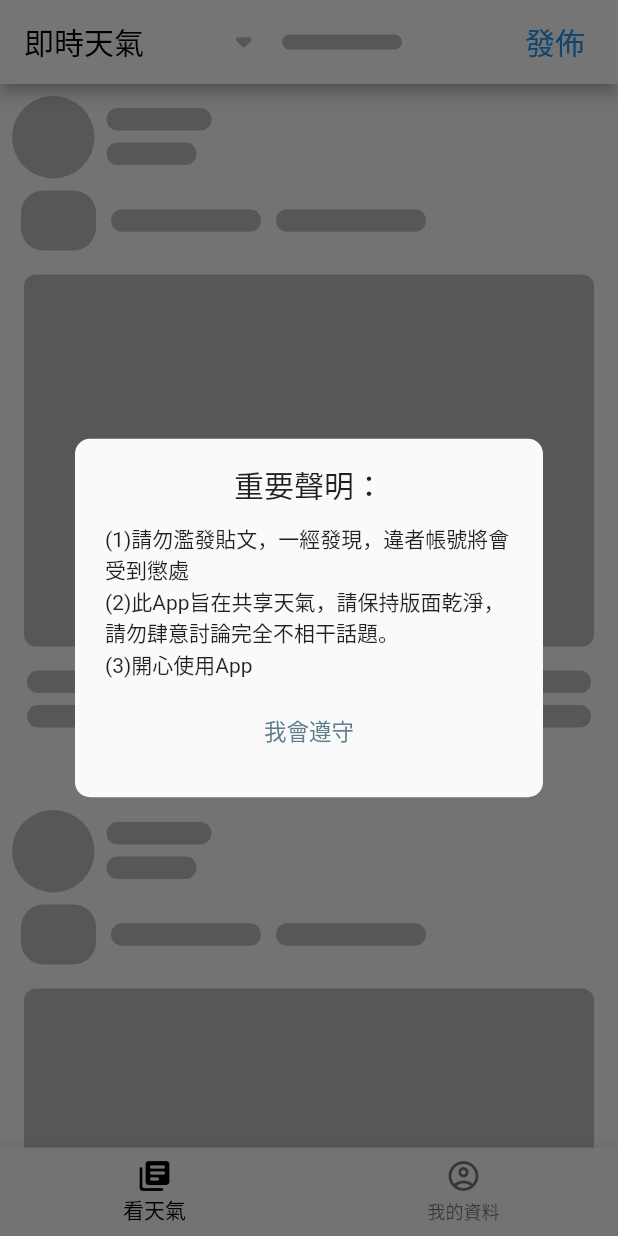
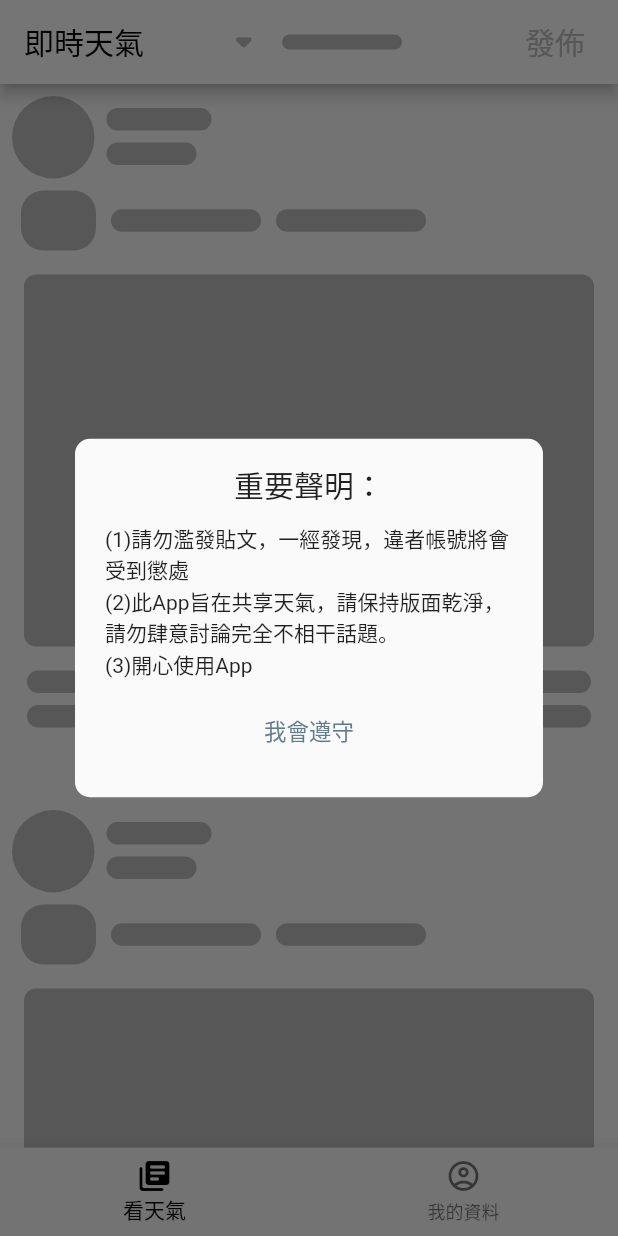
Before and after one commit to Wayne-Wang-Wayne/real_weather_app, a Flutter app: the screen it shows once a user with an empty profile is signed in, on a phone screen of 412 x 824 dp. Run offline on Flutter 3.47's test engine with Material 2 defaults, Android fonts, the phone set to English and light mode, and no system bars; drawn by our look-alikes of shimmer; our stand-ins replace cloud_firestore, firebase_auth, firebase_core, firebase_storage, flutter_easyloading, font_awesome_flutter and 3 more; missing offline and left inert: flutter_picker, image_downloader; accounts and stored records are empty.

Commit message:
讓發佈貼文頁也能直接抓現在定位的位置，更為方便了

```diff
--- a/lib/mainPage/createPostPage/screens/createPostScreen.dart
+++ b/lib/mainPage/createPostPage/screens/createPostScreen.dart
@@ -11,6 +11,7 @@ import 'package:provider/provider.dart';
 import 'package:real_weather_shared_app/mainPage/createPostPage/widgets/createPostShimmer.dart';
 import 'package:real_weather_shared_app/mainPage/createPostPage/widgets/pictureWidget.dart';
 import 'package:real_weather_shared_app/mainPage/createPostPage/widgets/postTextField.dart';
+import 'package:real_weather_shared_app/mainPage/mainPostPage/screens/mainPostScreen.dart';
 import 'package:uuid/uuid.dart';
 
 import '../../models/postModel.dart';
@@ -34,9 +35,9 @@ class _CreatePostScreenState extends State<CreatePostScreen> {
 
   int? _rainLevel = 0;
 
-  String? _pickedCity = "臺北市";
+  String? _pickedCity = MainPostScreen.staticCurrentLocation[0];
 
-  String? _pickedTown = "中正區";
+  String? _pickedTown = MainPostScreen.staticCurrentLocation[1];
 
   String? _postText;
 
--- a/lib/mainPage/mainPostPage/screens/mainPostScreen.dart
+++ b/lib/mainPage/mainPostPage/screens/mainPostScreen.dart
@@ -25,6 +25,8 @@ import '../widgets/mainPostShimmer.dart';
 
 class MainPostScreen extends StatefulWidget {
   const MainPostScreen({Key? key}) : super(key: key);
+
+  static List<String> staticCurrentLocation = ["臺北市", "中正區"];
 
   @override
   State<MainPostScreen> createState() => _MainPostScreenState();
@@ -96,6 +98,7 @@ class _MainPostScreenState extends State<MainPostScreen>
     });
     if (needToRelocate) {
       currentLocation = await MyTools().getCurrentLocation(context);
+      MainPostScreen.staticCurrentLocation = currentLocation;
     }
     await fetchPostData();
 
@@ -203,20 +206,12 @@ class _MainPostScreenState extends State<MainPostScreen>
             ],
           ),
           actions: [
-            TextButton(
-                onPressed: () {
-                  Navigator.of(context)
-                      .pushNamed(CreatePostScreen.routeName)
-                      .then((needToLoad) {
-                    if (needToLoad != null) {
-                      if (needToLoad as bool) loadFirstData();
-                    }
-                  });
-                },
-                child: Text(
-                  "發佈",
-                  style: TextStyle(color: Colors.blue, fontSize: 20),
-                )),
+            isFirstLoading
+                ? Shimmer.fromColors(
+                    baseColor: Colors.grey.shade400,
+                    highlightColor: Colors.grey.shade200,
+                    child: _getCreatePostButton())
+                : _getCreatePostButton(),
             SizedBox(
               width: 10,
             )
@@ -405,4 +400,28 @@ class _MainPostScreenState extends State<MainPostScreen>
             },
             label: Text("${currentLocation[0]} ${currentLocation[1]}"));
   }
+
+  Widget _getCreatePostButton() {
+    return isFirstLoading
+        ? TextButton(
+            onPressed: () {},
+            child: Text(
+              "發佈",
+              style: TextStyle(color: Colors.grey.shade400, fontSize: 20),
+            ))
+        : TextButton(
+            onPressed: () {
+              Navigator.of(context)
+                  .pushNamed(CreatePostScreen.routeName)
+                  .then((needToLoad) {
+                if (needToLoad != null) {
+                  if (needToLoad as bool) loadFirstData();
+                }
+              });
+            },
+            child: Text(
+              "發佈",
+              style: TextStyle(color: Colors.blue, fontSize: 20),
+            ));
+  }
 }
```
Also changed, not shown: lib/mainPage/createPostPage/widgets/areaPicker.dart (+19 -6 lines).
